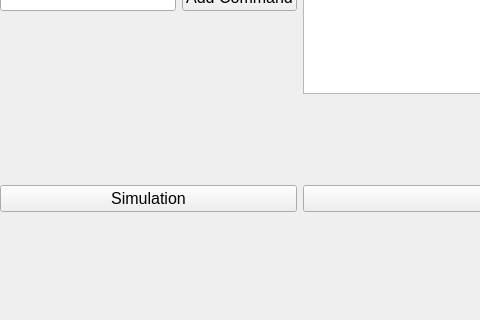
Qt form PySide2GUI/ui/WubaGUI.ui (vladosaurus/tello) before a commit; both pictures show x 0 to 480 and y 400 to 720 of the 1080 by 720 pixel window.
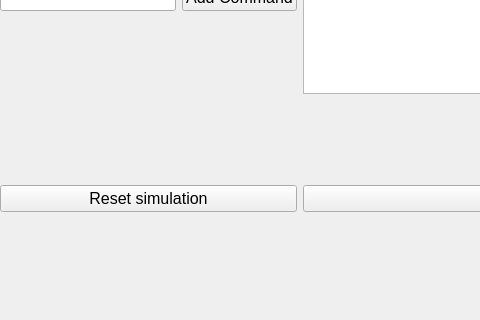
The same form after that commit.

Commit message: Change simulation to reset simulation

What changed in the file:
```diff
--- a/PySide2GUI/ui/WubaGUI.ui
+++ b/PySide2GUI/ui/WubaGUI.ui
@@ -391,7 +391,7 @@
         </font>
        </property>
        <property name="text">
-        <string>Simulation</string>
+        <string>Reset simulation</string>
        </property>
       </widget>
      </item>
```
Left out of the diff: 8 changed lines with no effect on the pictures. The commit also changes 3 other files.
